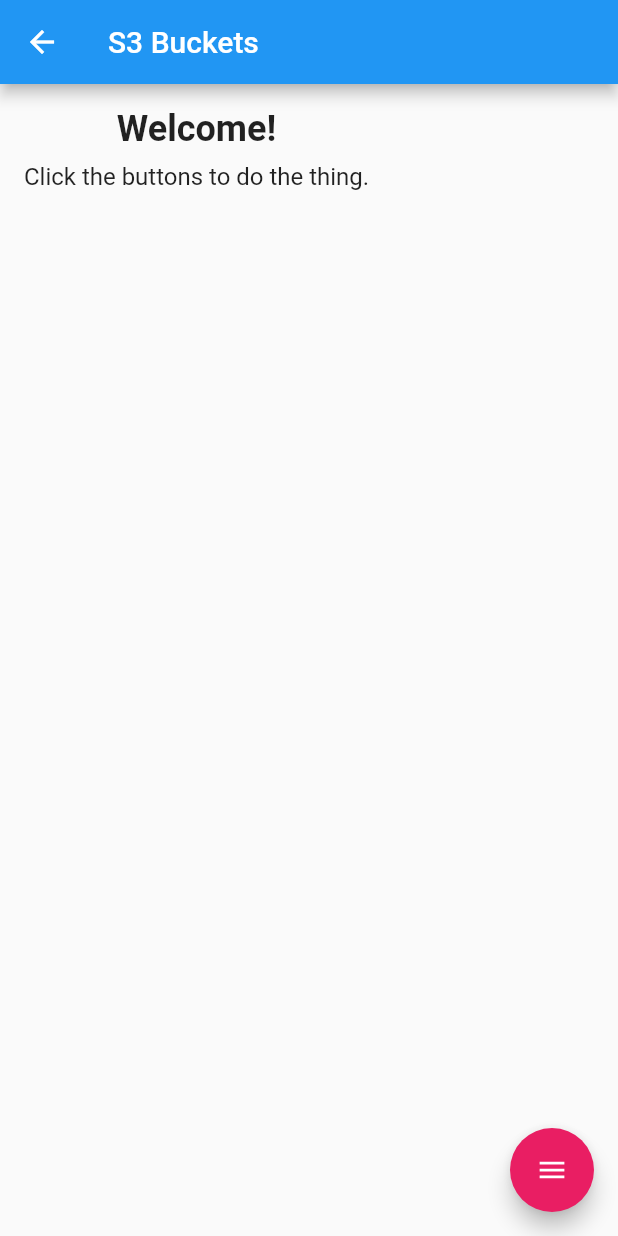
After one commit to umgc/fall2023, a Flutter app: the TestScreen screen opened directly, on a phone screen of 412 x 824 dp. The commit adds this screen. Run offline on Flutter 3.47's test engine with Material 2 defaults, Android fonts, the phone set to English and light mode, and no system bars; drawn by our look-alikes of flutter_speed_dial; our stand-ins replace flutter_dotenv, permission_handler; missing offline and left inert: aws_kinesis_api, aws_rekognition_api, aws_s3_api, chat_gpt_flutter, flutter_sound.

Commit message:
s3 bucket stuff

```diff
--- /dev/null
+++ b/cogniopenapp/lib/src/s3_connection.dart
@@ -0,0 +1,50 @@
+import 'dart:typed_data';
+
+import 'package:aws_s3_api/s3-2006-03-01.dart';
+
+import 'package:flutter_dotenv/flutter_dotenv.dart';
+
+class S3Bucket {
+  S3? connection;
+
+  static final S3Bucket _instance = S3Bucket._internal();
+
+  S3Bucket._internal() {
+    startService();
+  }
+
+  factory S3Bucket() {
+    return _instance;
+  }
+
+  Future<void> startService() async {
+    await dotenv.load(fileName: ".env"); //load .env file variables
+
+    connection = S3(
+        region: 'us-east-1',
+        credentials: AwsClientCredentials(
+            accessKey: dotenv.get('accessKey'),
+            secretKey: dotenv.get('secretKey')));
+  }
+
+  void createBucket() {
+    Future<CreateBucketOutput> creating =
+        connection!.createBucket(bucket: dotenv.get('videoS3Bucket'));
+
+    creating.then((value) {
+      print("Bucket is created");
+    });
+  }
+
+  void addVideo(Uint8List content) {
+    Future<PutObjectOutput> putting = connection!.putObject(
+      bucket: dotenv.get('videoS3Bucket'),
+      key: "test.txt",
+      body: content,
+    );
+
+    putting.then((value) {
+      print("content added to bucket.");
+    });
+  }
+}
--- /dev/null
+++ b/cogniopenapp/lib/ui/s3_screen.dart
@@ -0,0 +1,104 @@
+import 'dart:typed_data';
+
+import 'package:cogniopenapp/src/s3_connection.dart';
+import 'package:flutter/material.dart';
+import 'package:flutter_speed_dial/flutter_speed_dial.dart';
+
+class TestScreen extends StatefulWidget {
+  //TestScreen({super.key});
+
+  Widget build(BuildContext context) {
+    return Scaffold(
+      appBar: AppBar(
+        title: const Text('S3 Buckets'),
+      ),
+    );
+  }
+
+  @override
+  TestScreenState createState() => TestScreenState();
+}
+
+class TestScreenState extends State<TestScreen> {
+  S3Bucket s3 = S3Bucket();
+
+  @override
+  Widget build(BuildContext context) {
+    return Scaffold(
+      appBar: AppBar(
+        title: const Text('S3 Buckets'),
+      ),
+      body: const Column(children: [
+        Padding(
+          padding: EdgeInsets.fromLTRB(
+              16.0, 16.0, 16.0, 4.0), // Adjust padding as needed
+          child: Text(
+            'Welcome!', // This is the header text
+            style: TextStyle(
+              fontSize: 24.0, // Adjust font size as needed
+              fontWeight: FontWeight.bold,
+              //color: Colors.white,
+            ),
+            textAlign: TextAlign.center,
+          ),
+        ),
+        Padding(
+          // New subheading section starts here
+          padding: EdgeInsets.fromLTRB(
+              16.0, 4.0, 16.0, 4.0), // Adjust padding as needed
+          child: Text(
+            "Click the buttons to do the thing.", // This is the subheading text
+            style: TextStyle(
+              fontSize: 16.0, // Adjust font size as needed
+              //color:
+              //Colors.white70, // Slightly transparent white for subheading
+            ),
+            textAlign: TextAlign.center,
+          ),
+        ), // New subheading section ends here
+      ]),
+      floatingActionButton: _getFAB(s3),
+    );
+  }
+
+  Widget _getFAB(S3Bucket s3) {
+    //s3.startService();
+    return SpeedDial(
+      animatedIcon: AnimatedIcons.menu_close,
+      animatedIconTheme: const IconThemeData(size: 22),
+      backgroundColor: const Color(0XFFE91E63),
+      visible: true,
+      curve: Curves.bounceIn,
+      children: [
+        // FAB 1
+        SpeedDialChild(
+            child: const Icon(Icons.search),
+            backgroundColor: const Color(0XFFE91E63),
+            onTap: () {
+              s3.createBucket();
+            },
+            label: 'Create bucket',
+            labelStyle: const TextStyle(
+                fontWeight: FontWeight.w500,
+                color: Colors.white,
+                fontSize: 16.0),
+            labelBackgroundColor: const Color(0XFFE91E63)),
+        // FAB 2
+        SpeedDialChild(
+            child: const Icon(Icons.interests),
+            backgroundColor: const Color(0XFFE91E63),
+            onTap: () {
+              List<int> list = 'example data changed'.codeUnits;
+              Uint8List bytes = Uint8List.fromList(list);
+              s3.addVideo(bytes);
+            },
+            label: 'Add video',
+            labelStyle: const TextStyle(
+                fontWeight: FontWeight.w500,
+                color: Colors.white,
+                fontSize: 16.0),
+            labelBackgroundColor: const Color(0XFFE91E63))
+      ],
+    );
+  }
+}
--- a/cogniopenapp/pubspec.yaml
+++ b/cogniopenapp/pubspec.yaml
@@ -48,6 +48,9 @@ dependencies:
   audio_waveforms: ^1.0.4
   path_provider: ^2.1.1
   aws_kinesis_api: ^2.0.0
+  aws_sns_api: ^2.0.0
+  aws_s3_api: ^2.0.0
+  video_player: ^2.7.2
 
 dev_dependencies:
   flutter_test:
```
Also changed, not shown: cogniopenapp/lib/ui/homeScreen.dart (+78 -34 lines), 1 other file.
